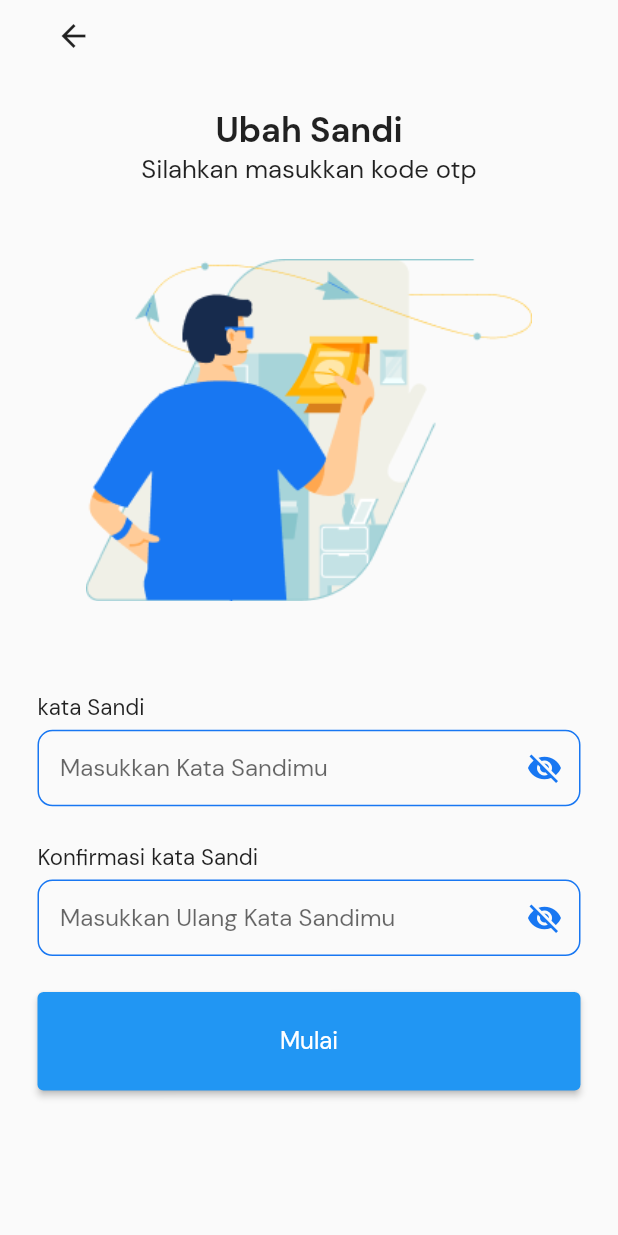
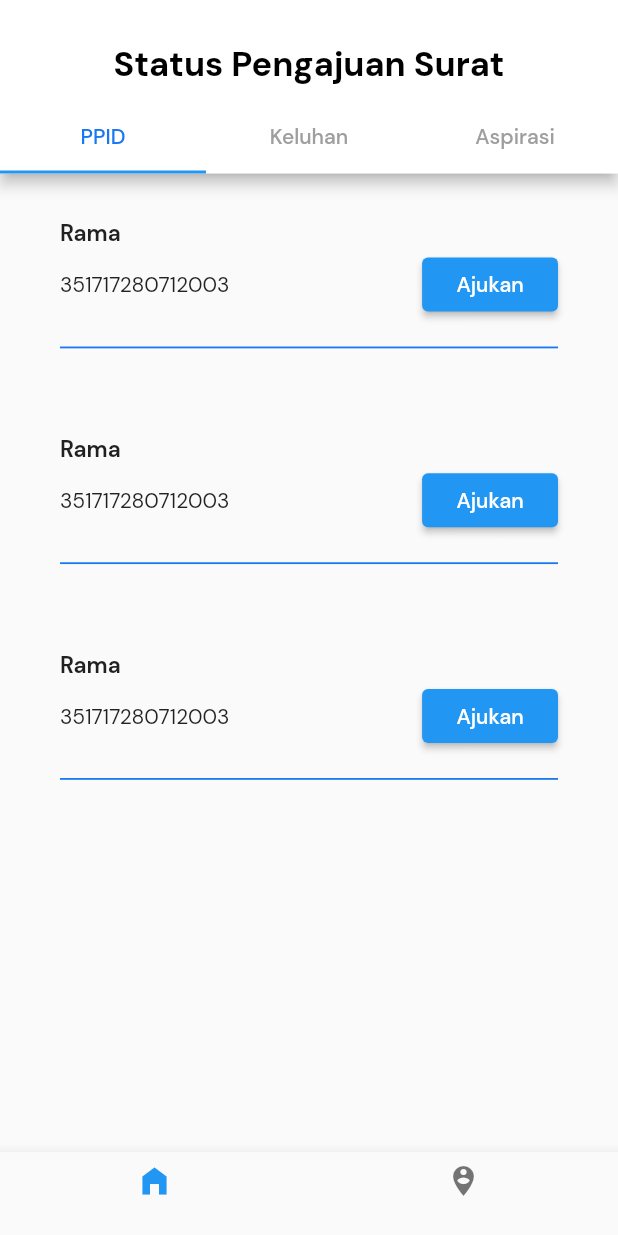
Before and after one commit to Greek-Cp/sidokare_mobile_app, a Flutter app: the screen it shows after launch, on a phone screen of 412 x 824 dp. Run offline on Flutter 3.47's test engine with Material 2 defaults, Android fonts, the phone set to English and light mode, and no system bars; our stand-ins replace dropdown_button2, flutter_otp_text_field, flutter_screenutil, google_fonts, motion_toast, otp_text_field; missing offline and left inert: bottom_bar_matu, flutter_custom_tab_bar, mailer, rotated_corner_decoration.

Commit message:
menambahkan Page Status

```diff
--- a/lib/main.dart
+++ b/lib/main.dart
@@ -28,7 +28,7 @@ class MainApp extends StatelessWidget {
       child: MaterialApp(
         debugShowCheckedModeBanner: false,
         theme: ThemeData(fontFamily: fontfix.DmSansBruh),
-        initialRoute: UbahSandi.routeName.toString(),
+        initialRoute: HalamanUtama.routeName.toString(),
         routes: {
           UbahSandi.routeName.toString(): (context) => UbahSandi(),
           berhasilOtp.routeName.toString(): (context) => berhasilOtp(),
--- /dev/null
+++ b/lib/pages/item_nav/item_page_status/page_list_status.dart
@@ -0,0 +1,59 @@
+import 'package:flutter/material.dart';
+import 'package:flutter_screenutil/flutter_screenutil.dart';
+import 'package:sidokare_mobile_app/const/list_color.dart';
+import 'package:sidokare_mobile_app/const/size.dart';
+
+class itemListStatus extends StatelessWidget {
+  @override
+  Widget build(BuildContext context) {
+    // TODO: implement build
+    return Scaffold(
+      body: Center(
+        child: ListView(
+          children: [
+            _containerListStatus(),
+            _containerListStatus(),
+            _containerListStatus()
+          ],
+        ),
+      ),
+    );
+  }
+
+  Widget _containerListStatus() {
+    return Container(
+      width: double.infinity,
+      child: Padding(
+        padding: const EdgeInsets.all(20),
+        child: Column(
+          mainAxisAlignment: MainAxisAlignment.start,
+          crossAxisAlignment: CrossAxisAlignment.start,
+          children: [
+            Text(
+              "Rama",
+              style: TextStyle(
+                  fontWeight: FontWeight.bold, fontSize: size.SubHeader),
+            ),
+            Row(
+              mainAxisAlignment: MainAxisAlignment.spaceBetween,
+              children: [
+                Text("351717280712003"),
+                ElevatedButton(
+                    onPressed: () {},
+                    style: ElevatedButton.styleFrom(
+                        padding: EdgeInsets.symmetric(
+                            horizontal: 20.w, vertical: 5.h)),
+                    child: Text("Ajukan"))
+              ],
+            ),
+            Divider(
+              height: 30.h,
+              thickness: 1.h,
+              color: ListColor.warnaBiruSidoKare,
+            )
+          ],
+        ),
+      ),
+    );
+  }
+}
--- /dev/null
+++ b/lib/pages/item_nav/page_status.dart
@@ -0,0 +1,96 @@
+import 'package:flutter/material.dart';
+import 'package:flutter_custom_tab_bar/custom_tab_bar.dart';
+import 'package:flutter_custom_tab_bar/indicator/custom_indicator.dart';
+import 'package:flutter_custom_tab_bar/indicator/linear_indicator.dart';
+import 'package:flutter_custom_tab_bar/transform/color_transform.dart';
+import 'package:flutter_screenutil/flutter_screenutil.dart';
+import 'package:sidokare_mobile_app/component/text_description.dart';
+import 'package:sidokare_mobile_app/const/list_color.dart';
+import 'package:sidokare_mobile_app/pages/item_nav/item_page_status/page_list_status.dart';
+
+import 'item_page_berita/page_pelayanan_desa.dart';
+import 'item_page_berita/page_pemberdayaan_masyarakat.dart';
+import 'item_page_berita/page_pemerintahan_desa.dart';
+
+class PageStatus extends StatefulWidget {
+  @override
+  State<PageStatus> createState() => _PageStatusState();
+}
+
+class _PageStatusState extends State<PageStatus>
+    with SingleTickerProviderStateMixin {
+  late TabController tabController;
+
+  @override
+  void initState() {
+    // TODO: implement initState
+    super.initState();
+    tabController = TabController(length: myTabs.length, vsync: this);
+    tabController.addListener(() {
+      setState(() {});
+    });
+  }
+
+  @override
+  void dispose() {
+    // TODO: implement dispose
+    super.dispose();
+    tabController.dispose();
+  }
+
+  static const List<Tab> myTabs = <Tab>[
+    Tab(
+      text: "PPID",
+    ),
+    Tab(
+      text: "Keluhan",
+    ),
+    Tab(
+      text: "Aspirasi",
+    )
+  ];
+
+  @override
+  Widget build(BuildContext context) {
+    // TODO: implement build
+    return ScreenUtilInit(
+      builder: (context, child) {
+        return Scaffold(
+            appBar: AppBar(
+              backgroundColor: Colors.white,
+              centerTitle: true,
+              title: Column(
+                children: [
+                  SizedBox(
+                    height: 50.h,
+                  ),
+                  ComponentTextTittle("Status Pengajuan Surat"),
+                  SizedBox(
+                    height: 25.h,
+                  ),
+                ],
+              ),
+              bottom: PreferredSize(
+                preferredSize: Size.fromHeight(50.h),
+                child: DefaultTabController(
+                  length: myTabs.length,
+                  child: TabBar(
+                      controller: tabController,
+                      labelColor: ListColor.warnaBiruSidoKare,
+                      unselectedLabelColor: Colors.grey,
+                      tabs: myTabs),
+                ),
+              ),
+            ),
+            body: Padding(
+              padding: const EdgeInsets.symmetric(horizontal: 20, vertical: 10),
+              child: TabBarView(controller: tabController, children: [
+                itemListStatus(),
+                pagePelayananDesa(),
+                pagePemberdayaanMasyarakat()
+              ]),
+            ));
+      },
+    );
+  }
+}
--- a/lib/pages/page_home.dart
+++ b/lib/pages/page_home.dart
@@ -1,8 +1,11 @@
 import 'package:bottom_bar_matu/bottom_bar_item.dart';
 import 'package:bottom_bar_matu/bottom_bar_label_slide/bottom_bar_label_slide.dart';
 import 'package:flutter/material.dart';
+import 'package:flutter_custom_tab_bar/custom_tab_bar.dart';
+import 'package:flutter_custom_tab_bar/transform/color_transform.dart';
 import 'package:sidokare_mobile_app/pages/item_nav/item_page_berita/page_detail_berita.dart';
 import 'package:sidokare_mobile_app/pages/item_nav/page_laporan.dart';
+import 'package:sidokare_mobile_app/pages/item_nav/page_status.dart';
 import 'package:sidokare_mobile_app/pages/item_nav/page_utama.dart';
 import 'package:sidokare_mobile_app/pages/page_formulirpengajuan.dart';
 
@@ -26,7 +29,7 @@ class _HalamanUtamaState extends State<HalamanUtama> {
 
   static List<int> arr = List.generate(100, (index) => index);
 
-  static List<Widget> listPage = [PageBerita(), PageFormulirPengajuan()];
+  static List<Widget> listPage = [PageStatus(), PageFormulirPengajuan()];
 
   @override
   Widget build(BuildContext context) {
```
